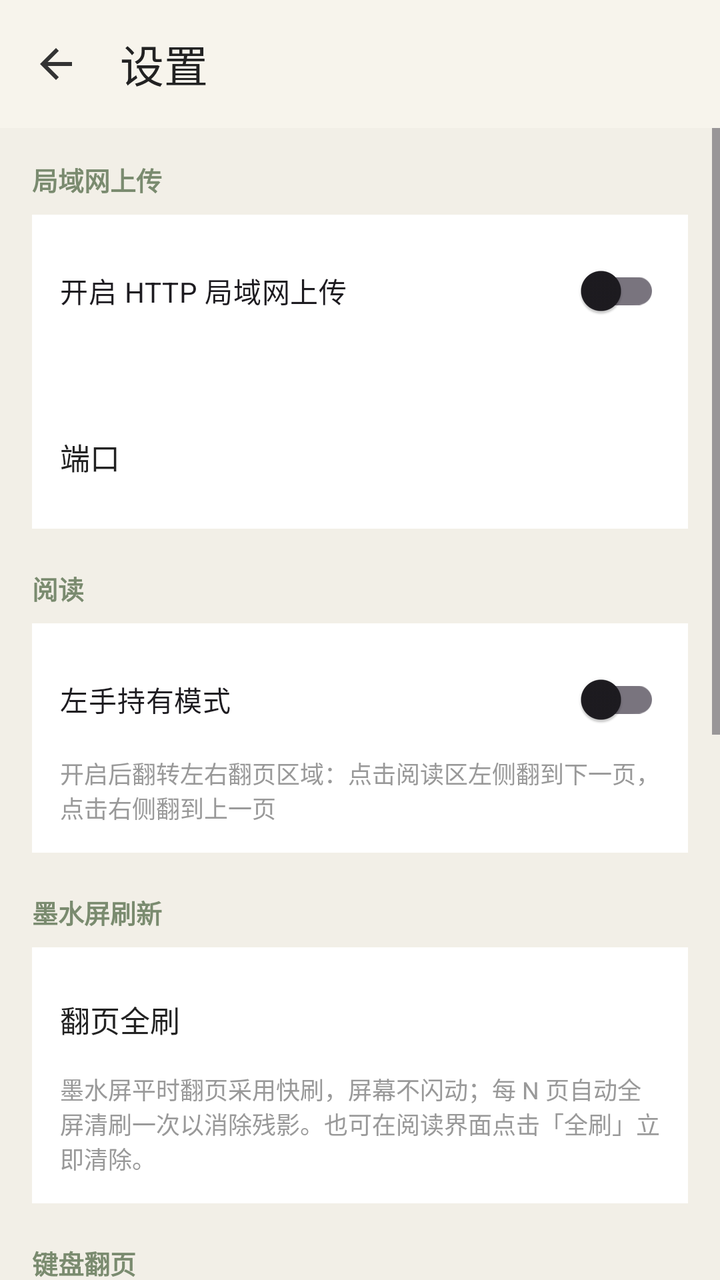
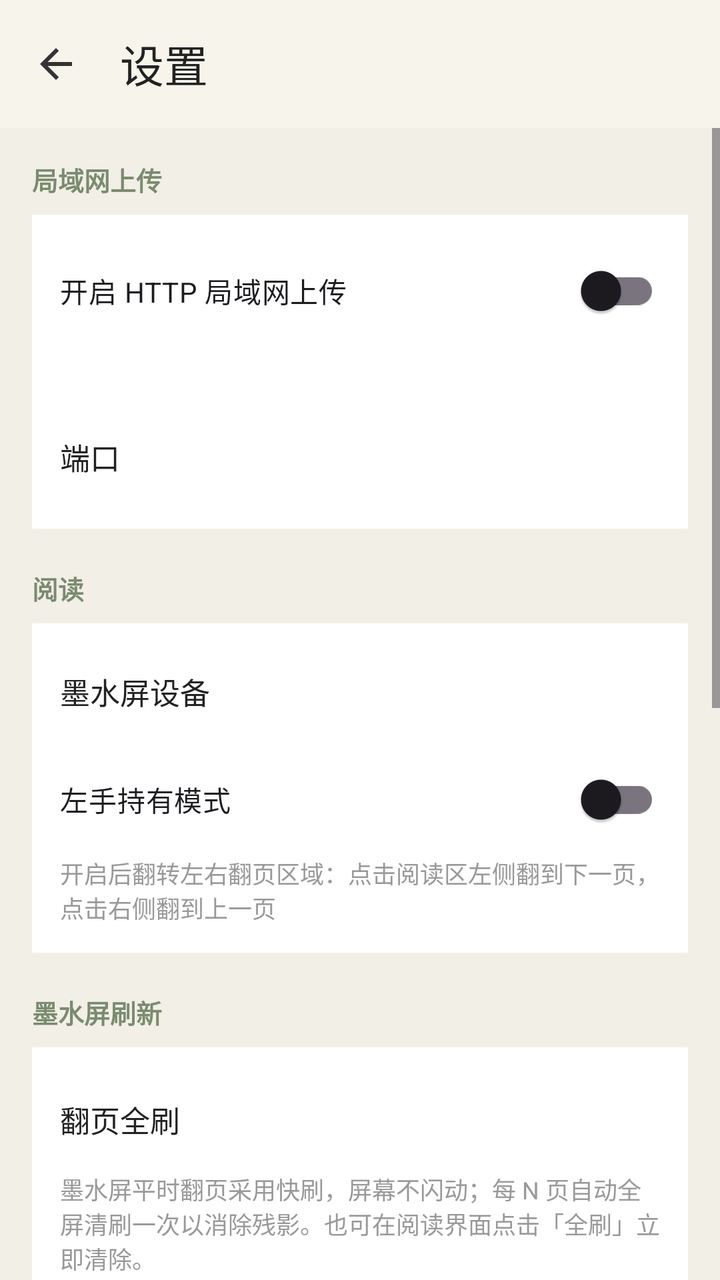

Compare the two renders of this Android layout. The source of the first and the diff that turns it into the second are given below.
<!-- AndroidManifest.xml: application theme Theme.EbookReader -->
<!-- res/layout/activity_settings.xml -->
<?xml version="1.0" encoding="utf-8"?>
<LinearLayout xmlns:android="http://schemas.android.com/apk/res/android"
    xmlns:app="http://schemas.android.com/apk/res-auto"
    android:layout_width="match_parent"
    android:layout_height="match_parent"
    android:background="#F2EFE7"
    android:orientation="vertical">

    <androidx.appcompat.widget.Toolbar
        android:id="@+id/toolbar"
        android:layout_width="match_parent"
        android:layout_height="?attr/actionBarSize"
        android:background="#F7F4EC"
        app:navigationIcon="@drawable/ic_back"
        app:title="@string/settings"
        app:titleTextColor="#222222" />

    <ScrollView
        android:layout_width="match_parent"
        android:layout_height="0dp"
        android:layout_weight="1">

        <LinearLayout
            android:layout_width="match_parent"
            android:layout_height="wrap_content"
            android:orientation="vertical"
            android:padding="16dp">

            
            <TextView
                android:layout_width="wrap_content"
                android:layout_height="wrap_content"
                android:text="@string/settings_http_section"
                android:textColor="#7A8B6F"
                android:textSize="13sp"
                android:textStyle="bold" />

            <LinearLayout
                android:layout_width="match_parent"
                android:layout_height="wrap_content"
                android:layout_marginTop="8dp"
                android:background="#FFFFFF"
                android:orientation="vertical"
                android:padding="14dp">

                <com.google.android.material.switchmaterial.SwitchMaterial
                    android:id="@+id/switchHttp"
                    android:layout_width="match_parent"
                    android:layout_height="wrap_content"
                    android:text="@string/settings_http_enable" />

                <TextView
                    android:id="@+id/txtHttpAddress"
                    android:layout_width="match_parent"
                    android:layout_height="wrap_content"
                    android:layout_marginTop="6dp"
                    android:textColor="#666666"
                    android:textSize="14sp"
                    android:textIsSelectable="true" />

                <LinearLayout
                    android:id="@+id/rowPort"
                    android:layout_width="match_parent"
                    android:layout_height="wrap_content"
                    android:layout_marginTop="12dp"
                    android:background="?attr/selectableItemBackground"
                    android:gravity="center_vertical"
                    android:minHeight="44dp"
                    android:orientation="horizontal">

                    <TextView
                        android:layout_width="0dp"
                        android:layout_height="wrap_content"
                        android:layout_weight="1"
                        android:text="@string/settings_http_port"
                        android:textColor="#222222"
                        android:textSize="15sp" />

                    <TextView
                        android:id="@+id/txtPort"
                        android:layout_width="wrap_content"
                        android:layout_height="wrap_content"
                        android:textColor="#888888"
                        android:textSize="15sp" />
                </LinearLayout>
            </LinearLayout>

            
            <TextView
                android:layout_width="wrap_content"
                android:layout_height="wrap_content"
                android:layout_marginTop="20dp"
                android:text="@string/settings_reading_section"
                android:textColor="#7A8B6F"
                android:textSize="13sp"
                android:textStyle="bold" />

            <LinearLayout
                android:layout_width="match_parent"
                android:layout_height="wrap_content"
                android:layout_marginTop="8dp"
                android:background="#FFFFFF"
                android:orientation="vertical"
                android:padding="14dp">

                <com.google.android.material.switchmaterial.SwitchMaterial
                    android:id="@+id/switchLeftHand"
                    android:layout_width="match_parent"
                    android:layout_height="wrap_content"
                    android:text="@string/settings_left_hand_mode" />

                <TextView
                    android:layout_width="match_parent"
                    android:layout_height="wrap_content"
                    android:layout_marginTop="4dp"
                    android:text="@string/settings_left_hand_mode_hint"
                    android:textColor="#999999"
                    android:textSize="12sp" />
            </LinearLayout>

            
            <TextView
                android:layout_width="wrap_content"
                android:layout_height="wrap_content"
                android:layout_marginTop="20dp"
                android:text="@string/settings_refresh_section"
                android:textColor="#7A8B6F"
                android:textSize="13sp"
                android:textStyle="bold" />

            <LinearLayout
                android:layout_width="match_parent"
                android:layout_height="wrap_content"
                android:layout_marginTop="8dp"
                android:background="#FFFFFF"
                android:orientation="vertical"
                android:padding="14dp">

                <LinearLayout
                    android:id="@+id/rowRefreshInterval"
                    android:layout_width="match_parent"
                    android:layout_height="wrap_content"
                    android:background="?attr/selectableItemBackground"
                    android:gravity="center_vertical"
                    android:minHeight="44dp"
                    android:orientation="horizontal">

                    <TextView
                        android:layout_width="0dp"
                        android:layout_height="wrap_content"
                        android:layout_weight="1"
                        android:text="@string/settings_refresh_interval"
                        android:textColor="#222222"
                        android:textSize="15sp" />

                    <TextView
                        android:id="@+id/txtRefreshInterval"
                        android:layout_width="wrap_content"
                        android:layout_height="wrap_content"
                        android:textColor="#888888"
                        android:textSize="15sp" />
                </LinearLayout>

                <TextView
                    android:layout_width="match_parent"
                    android:layout_height="wrap_content"
                    android:layout_marginTop="4dp"
                    android:text="@string/settings_refresh_hint"
                    android:textColor="#999999"
                    android:textSize="12sp" />
            </LinearLayout>

            
            <TextView
                android:layout_width="wrap_content"
                android:layout_height="wrap_content"
                android:layout_marginTop="20dp"
                android:text="@string/settings_keyboard_section"
                android:textColor="#7A8B6F"
                android:textSize="13sp"
                android:textStyle="bold" />

            <LinearLayout
                android:layout_width="match_parent"
                android:layout_height="wrap_content"
                android:layout_marginTop="8dp"
                android:background="#FFFFFF"
                android:orientation="vertical"
                android:padding="14dp">

                <TextView
                    android:id="@+id/txtKeyboardHint"
                    android:layout_width="match_parent"
                    android:layout_height="wrap_content"
                    android:lineSpacingExtra="4dp"
                    android:text="@string/settings_keyboard_hint"
                    android:textColor="#666666"
                    android:textSize="13sp" />
            </LinearLayout>

            
            <TextView
                android:layout_width="wrap_content"
                android:layout_height="wrap_content"
                android:layout_marginTop="20dp"
                android:text="@string/settings_font_section"
                android:textColor="#7A8B6F"
                android:textSize="13sp"
                android:textStyle="bold" />

            <LinearLayout
                android:layout_width="match_parent"
                android:layout_height="wrap_content"
                android:layout_marginTop="8dp"
                android:background="#FFFFFF"
                android:orientation="vertical"
                android:padding="14dp">

                <TextView
                    android:id="@+id/btnFontDownload"
                    android:layout_width="match_parent"
                    android:layout_height="wrap_content"
                    android:background="?attr/selectableItemBackground"
                    android:minHeight="44dp"
                    android:gravity="center_vertical"
                    android:text="@string/settings_font_download"
                    android:textColor="#222222"
                    android:textSize="15sp" />

                <TextView
                    android:id="@+id/btnFontImport"
                    android:layout_width="match_parent"
                    android:layout_height="wrap_content"
                    android:background="?attr/selectableItemBackground"
                    android:minHeight="44dp"
                    android:gravity="center_vertical"
                    android:text="@string/settings_font_import"
                    android:textColor="#222222"
                    android:textSize="15sp" />

                <TextView
                    android:id="@+id/txtFontCount"
                    android:layout_width="match_parent"
                    android:layout_height="wrap_content"
                    android:layout_marginTop="6dp"
                    android:textColor="#999999"
                    android:textSize="13sp" />
            </LinearLayout>

            
            <TextView
                android:layout_width="wrap_content"
                android:layout_height="wrap_content"
                android:layout_marginTop="20dp"
                android:text="@string/settings_stats_section"
                android:textColor="#7A8B6F"
                android:textSize="13sp"
                android:textStyle="bold" />

            <LinearLayout
                android:layout_width="match_parent"
                android:layout_height="wrap_content"
                android:layout_marginTop="8dp"
                android:background="#FFFFFF"
                android:orientation="vertical"
                android:padding="14dp">

                <TextView
                    android:id="@+id/txtStatsSummary"
                    android:layout_width="match_parent"
                    android:layout_height="wrap_content"
                    android:lineSpacingExtra="4dp"
                    android:textColor="#333333"
                    android:textSize="14sp" />

                <TextView
                    android:layout_width="match_parent"
                    android:layout_height="wrap_content"
                    android:layout_marginTop="12dp"
                    android:text="@string/settings_stats_recent"
                    android:textColor="#7A8B6F"
                    android:textSize="13sp" />

                <LinearLayout
                    android:id="@+id/statsRecentContainer"
                    android:layout_width="match_parent"
                    android:layout_height="wrap_content"
                    android:layout_marginTop="6dp"
                    android:orientation="vertical" />

                <TextView
                    android:layout_width="match_parent"
                    android:layout_height="wrap_content"
                    android:layout_marginTop="12dp"
                    android:text="@string/settings_stats_top"
                    android:textColor="#7A8B6F"
                    android:textSize="13sp" />

                <LinearLayout
                    android:id="@+id/statsTopContainer"
                    android:layout_width="match_parent"
                    android:layout_height="wrap_content"
                    android:layout_marginTop="6dp"
                    android:orientation="vertical" />
            </LinearLayout>
        </LinearLayout>
    </ScrollView>
</LinearLayout>
<!-- resources referenced by this layout -->
<resources>
  <!-- drawable ic_back (drawable) -->
  <vector xmlns:android="http://schemas.android.com/apk/res/android"
      android:width="24dp"
      android:height="24dp"
      android:viewportWidth="24"
      android:viewportHeight="24"
      android:tint="#333333">
      <path
          android:fillColor="#FF000000"
          android:pathData="M20,11H7.83l5.59,-5.59L12,4l-8,8 8,8 1.41,-1.41L7.83,13H20v-2z" />
  </vector>
  <string name="settings">设置</string>
  <string name="settings_font_download">下载字体</string>
  <string name="settings_font_import">导入本地字体</string>
  <string name="settings_font_section">字体</string>
  <string name="settings_http_enable">开启 HTTP 局域网上传</string>
  <string name="settings_http_port">端口</string>
  <string name="settings_http_section">局域网上传</string>
  <string name="settings_keyboard_hint">连接键盘后可使用以下按键翻页：\n· 右方向键 / 下方向键：向前翻页\n· 左方向键 / 上方向键：向后翻页\n· 空格：向前翻页\n· Alt + 空格：向后翻页</string>
  <string name="settings_keyboard_section">键盘翻页</string>
  <string name="settings_left_hand_mode">左手持有模式</string>
  <string name="settings_left_hand_mode_hint">开启后翻转左右翻页区域：点击阅读区左侧翻到下一页，点击右侧翻到上一页</string>
  <string name="settings_reading_section">阅读</string>
  <string name="settings_refresh_hint">墨水屏平时翻页采用快刷，屏幕不闪动；每 N 页自动全屏清刷一次以消除残影。也可在阅读界面点击「全刷」立即清除。</string>
  <string name="settings_refresh_interval">翻页全刷</string>
  <string name="settings_refresh_section">墨水屏刷新</string>
  <string name="settings_stats_recent">最近阅读</string>
  <string name="settings_stats_section">阅读统计</string>
  <string name="settings_stats_top">读得最多的书</string>
  <style name="Theme.EbookReader" parent="Theme.Material3.Light.NoActionBar">
          <item name="colorPrimary">@color/primary</item>
          <item name="colorPrimaryDark">@color/primary_dark</item>
          <item name="colorOnPrimary">@color/white</item>
          <item name="colorSurface">@color/bar</item>
          <item name="android:windowBackground">@color/paper</item>
          <item name="android:windowAnimationStyle">@null</item>
          <item name="android:windowContentTransitions">false</item>
          <item name="android:windowActivityTransitions">false</item>
          <item name="popupTheme">@style/ThemeOverlay.Material3.Light</item>
          <item name="android:statusBarColor" tools:targetApi="l">@color/bar</item>
      </style>
  <color name="primary">#7A8B6F</color>
  <color name="primary_dark">#5E6E54</color>
  <color name="white">#FFFFFF</color>
  <color name="bar">#F7F4EC</color>
  <color name="paper">#F5F1E6</color>
</resources>

<!-- the commit's change to res/layout/activity_settings.xml (unified diff, before → after) -->
@@ -103,6 +103,33 @@
                 android:orientation="vertical"
                 android:padding="14dp">
 
+                <LinearLayout
+                    android:id="@+id/rowEinkDevice"
+                    android:layout_width="match_parent"
+                    android:layout_height="wrap_content"
+                    android:layout_marginBottom="10dp"
+                    android:gravity="center_vertical"
+                    android:minHeight="40dp"
+                    android:orientation="horizontal">
+
+                    <TextView
+                        android:layout_width="0dp"
+                        android:layout_height="wrap_content"
+                        android:layout_weight="1"
+                        android:text="@string/settings_eink_device"
+                        android:textColor="#222222"
+                        android:textSize="15sp" />
+
+                    <TextView
+                        android:id="@+id/txtEinkDevice"
+                        android:layout_width="wrap_content"
+                        android:layout_height="wrap_content"
+                        android:gravity="end"
+                        android:maxWidth="220dp"
+                        android:textColor="#888888"
+                        android:textSize="13sp" />
+                </LinearLayout>
+
                 <com.google.android.material.switchmaterial.SwitchMaterial
                     android:id="@+id/switchLeftHand"
                     android:layout_width="match_parent"
<!-- resource entries referenced after the edit -->
@@ -12,6 +12,7 @@
           android:pathData="M20,11H7.83l5.59,-5.59L12,4l-8,8 8,8 1.41,-1.41L7.83,13H20v-2z" />
   </vector>
   <string name="settings">设置</string>
+  <string name="settings_eink_device">墨水屏设备</string>
   <string name="settings_font_download">下载字体</string>
   <string name="settings_font_import">导入本地字体</string>
   <string name="settings_font_section">字体</string>
